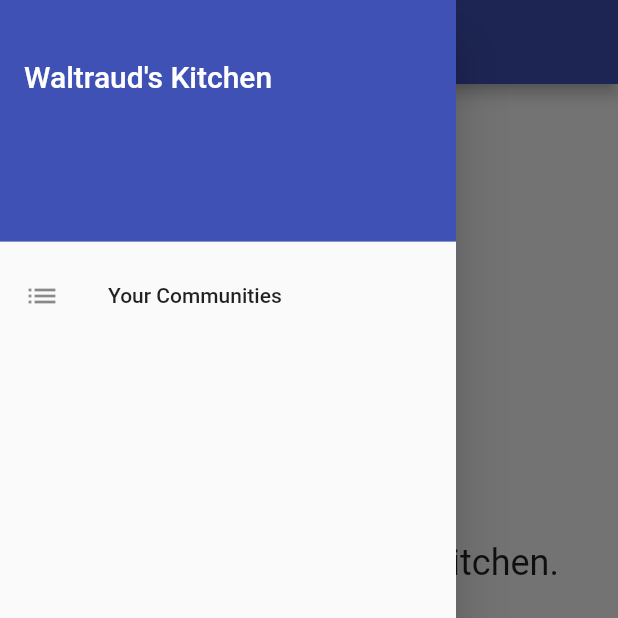
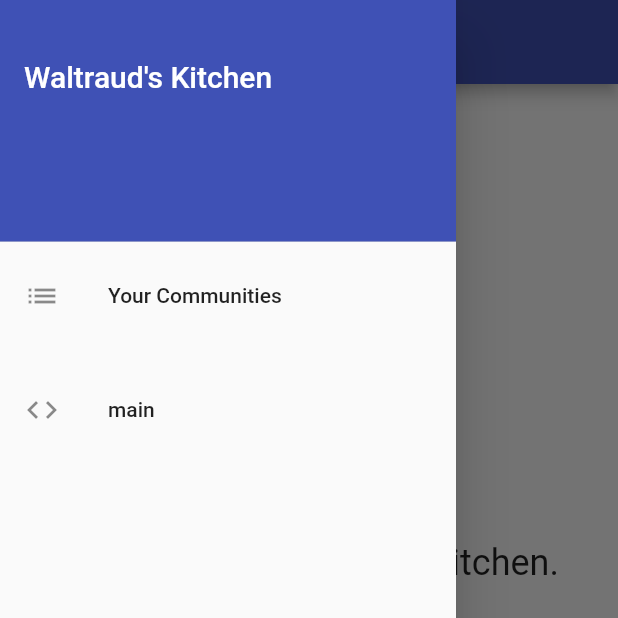
Before and after one commit to dArignac/waltrauds_kitchen, a Flutter app: the screen it shows after launch, with the side drawer open, on a phone screen of 412 x 824 dp, the top half of it. Run offline on Flutter 3.47's test engine with Material 2 defaults, Android fonts, the phone set to English and light mode, and no system bars; our stand-ins replace cloud_firestore, firebase_auth, firebase_core, flutter_signin_button, google_sign_in; accounts and stored records are empty; generated files the repository leaves out were written again.

Commit message:
added git revision info #12

```diff
--- a/lib/drawer.dart
+++ b/lib/drawer.dart
@@ -7,6 +7,9 @@ import 'globals.dart' as globals;
 import 'main.dart';
 
 final FirebaseAuth _auth = FirebaseAuth.instance;
+
+// this is replaced by deploy.sh
+const String gitRevision = 'main';
 
 class DrawerWidget extends StatefulWidget {
   const DrawerWidget({Key? key}) : super(key: key);
@@ -27,6 +30,8 @@ class _DrawerWidgetState extends State<DrawerWidget> {
               _createHeader(snapshot.hasData ? _createUserInfo(snapshot.data) : const SizedBox.shrink()),
               _createCommunityOverview(),
               snapshot.hasData ? _createSignOut() : const SizedBox.shrink(),
+              const SizedBox(height: 20),
+              _createVersionInfo(),
             ];
 
             return ListView(
@@ -103,4 +108,11 @@ class _DrawerWidgetState extends State<DrawerWidget> {
       },
     );
   }
+
+  Widget _createVersionInfo() {
+    return const ListTile(
+      leading: Icon(Icons.code),
+      title: Text(gitRevision),
+    );
+  }
 }
--- a/lib/main.dart
+++ b/lib/main.dart
@@ -59,7 +59,7 @@ class WaltraudKitchenApp extends StatelessWidget {
         theme: theme.copyWith(
           colorScheme: theme.colorScheme.copyWith(secondary: Colors.blue),
         ),
-        darkTheme: ThemeData.dark(),
+        //darkTheme: ThemeData.dark(), // FIXME this looks weird, maybe need to configure properly
         routes: _getRoutes());
   }
 }
```
Also changed, not shown: 1 other file.
